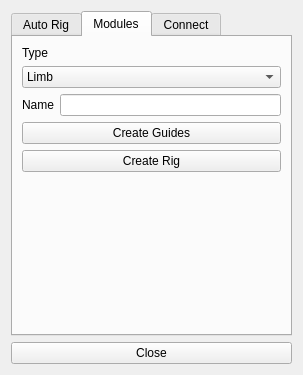
This is mf_autoRig/UI/mainWidget.ui in Phantom138/MF_AutoRig as Qt 5 draws it before an edit. The edited form follows.
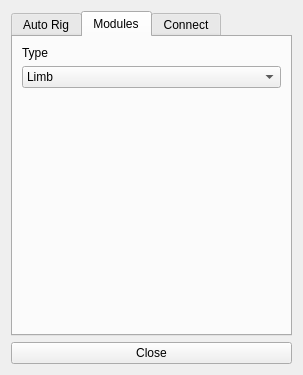
This is the edited form.

Patch:
```diff
--- a/mf_autoRig/UI/mainWidget.ui
+++ b/mf_autoRig/UI/mainWidget.ui
@@ -139,45 +139,7 @@
         </widget>
        </item>
        <item>
-        <layout class="QHBoxLayout" name="horizontalLayout">
-         <item>
-          <widget class="QLabel" name="label_2">
-           <property name="text">
-            <string>Name</string>
-           </property>
-          </widget>
-         </item>
-         <item>
-          <widget class="QLineEdit" name="mdl_name"/>
-         </item>
-        </layout>
-       </item>
-       <item>
-        <widget class="QPushButton" name="mdl_btn_guides">
-         <property name="text">
-          <string>Create Guides</string>
-         </property>
-        </widget>
-       </item>
-       <item>
-        <widget class="QPushButton" name="mdl_btn_rig">
-         <property name="text">
-          <string>Create Rig</string>
-         </property>
-        </widget>
-       </item>
-       <item>
-        <spacer name="verticalSpacer_2">
-         <property name="orientation">
-          <enum>Qt::Vertical</enum>
-         </property>
-         <property name="sizeHint" stdset="0">
-          <size>
-           <width>20</width>
-           <height>40</height>
-          </size>
-         </property>
-        </spacer>
+        <widget class="QStackedWidget" name="mdl_stackedTabs"/>
        </item>
       </layout>
      </widget>
```
